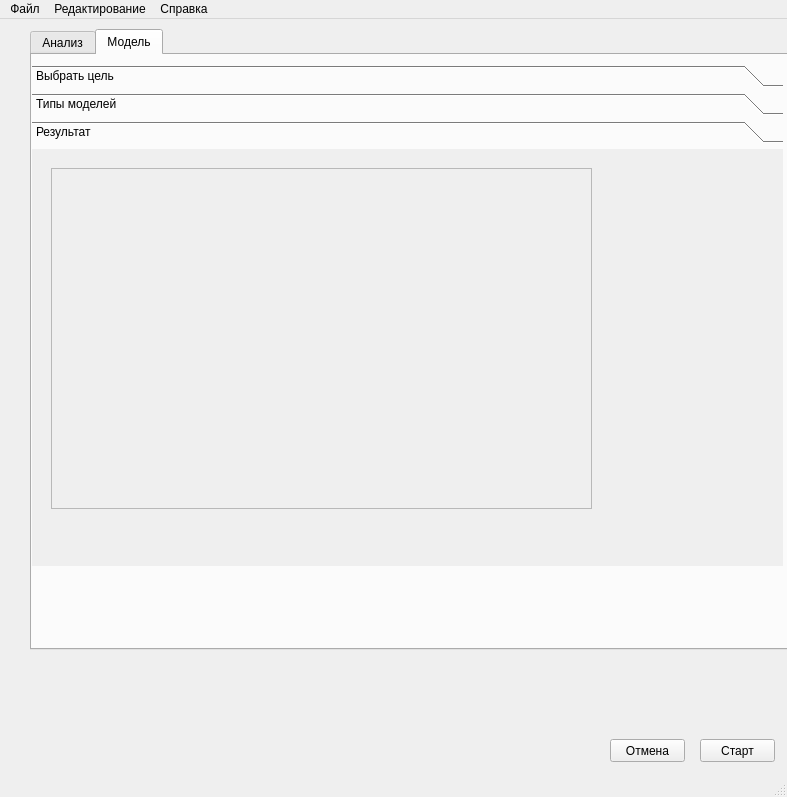
This is mainwindow.ui in vorobyevaa/Datamining as Qt 5 draws it before an edit. The edited form follows.
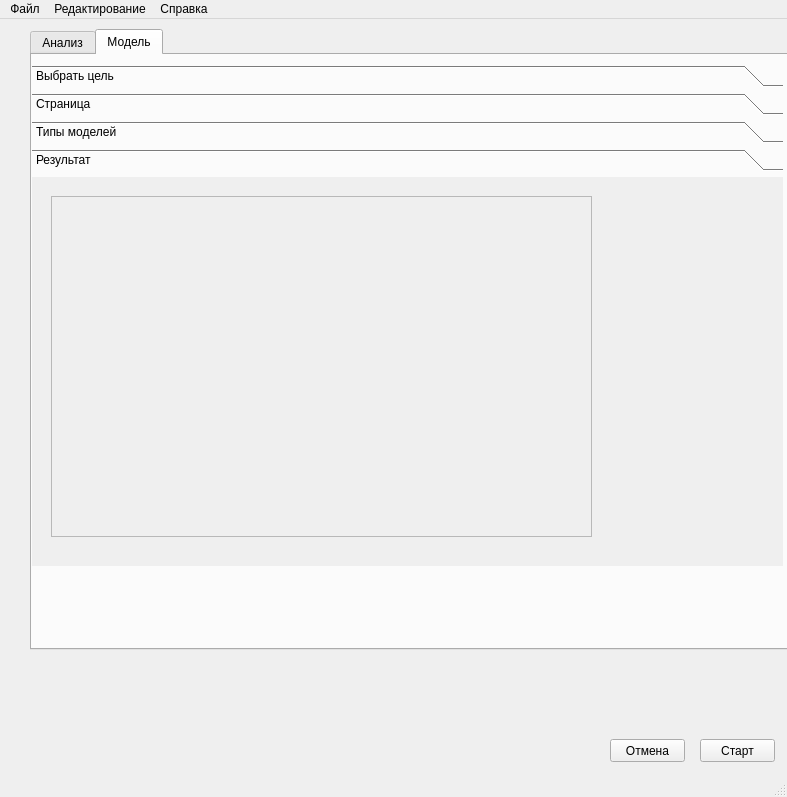
This is the edited form. The open tabs and pages were chosen to show the change.

```diff
--- a/mainwindow.ui
+++ b/mainwindow.ui
@@ -458,6 +458,11 @@
          <enum>QFrame::Raised</enum>
         </property>
        </widget>
+      </widget>
+      <widget class="QWidget" name="p_chart">
+       <attribute name="label">
+        <string>Страница</string>
+       </attribute>
        <widget class="QFrame" name="frame_second_chart">
         <property name="geometry">
          <rect>
@@ -645,6 +650,14 @@
        </widget>
       </widget>
       <widget class="QWidget" name="page">
+       <property name="geometry">
+        <rect>
+         <x>0</x>
+         <y>0</y>
+         <width>100</width>
+         <height>30</height>
+        </rect>
+       </property>
        <attribute name="label">
         <string>Результат</string>
        </attribute>
```
Left out of the diff: 34 changed lines with no effect on the pictures.
